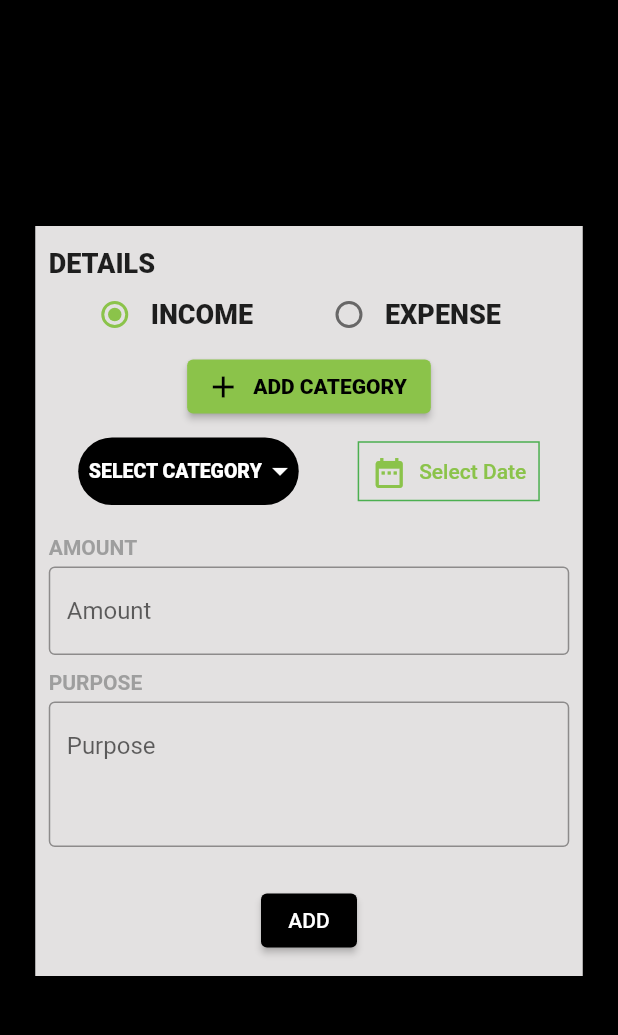
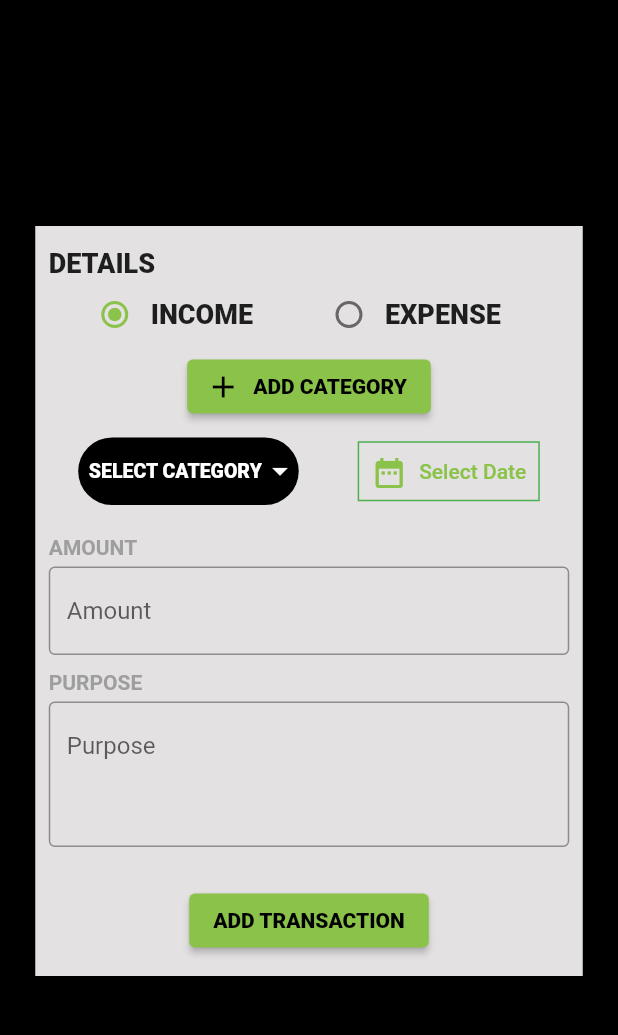
Before and after one commit to REEM-SALEEM/Money_manager, a Flutter app: the BottomNavigationScreen screen opened directly, after a tap on the "add" icon, on a phone screen of 412 x 824 dp, the part 59-1094 px from its top. Run offline on Flutter 3.47's test engine with Material 2 defaults, Android fonts, the phone set to English and light mode, and no system bars; our stand-ins replace flutter_local_notifications, flutter_native_timezone, flutter_slidable, hive_flutter, lottie, rxdart and 4 more; missing offline and left inert: restart_app; accounts and stored records are empty.

Commit message:
first commit

```diff
--- a/lib/chart/screen_chart.dart
+++ b/lib/chart/screen_chart.dart
@@ -1,6 +1,7 @@
 import 'package:flutter/material.dart';
 import 'package:money_manager/chart/widgets/expense.dart';
 import 'package:money_manager/chart/widgets/income.dart';
+import 'package:money_manager/chart/widgets/overall.dart';
 
 class ScreenChart extends StatelessWidget {
   const ScreenChart({super.key});
@@ -8,7 +9,7 @@ class ScreenChart extends StatelessWidget {
   @override
   Widget build(BuildContext context) {
     return DefaultTabController(
-      length: 2,
+      length: 3,
       child: Scaffold(
         backgroundColor: const Color.fromARGB(255, 41, 42, 41),
         appBar: AppBar(
@@ -16,6 +17,8 @@ class ScreenChart extends StatelessWidget {
           centerTitle: true,
           backgroundColor: Colors.black,
           bottom: const TabBar(labelPadding: EdgeInsets.all(10), tabs: [
+            Text('OVERALL',
+                style: TextStyle(fontSize: 17, color: Colors.white)),
             Text('INCOME', style: TextStyle(fontSize: 17, color: Colors.white)),
             Text('EXPENSE',
                 style: TextStyle(fontSize: 17, color: Colors.white)),
@@ -24,6 +27,7 @@ class ScreenChart extends StatelessWidget {
         body: const SizedBox(
           width: 400,
           child: TabBarView(physics: BouncingScrollPhysics(), children: [
+            ScreenOverall(),
             ScreenIncomeChart(),
             ScreenExpenseChart(),
           ]),
--- a/lib/screen_navbar.dart
+++ b/lib/screen_navbar.dart
@@ -39,22 +39,31 @@ class _BottomNavigationScreenState extends State<BottomNavigationScreen> {
       bottomNavigationBar: SizedBox(
         height: 70,
         child: BottomNavigationBar(
+          selectedItemColor: Colors.grey,
           items: const [
             BottomNavigationBarItem(
-                icon: Icon(Icons.home,
-                    size: 25, color: Color.fromARGB(255, 134, 255, 82)),
+                icon: Icon(
+                  Icons.home,
+                  size: 25,
+                ),
                 label: 'Home'),
             BottomNavigationBarItem(
-                icon: Icon(Icons.pie_chart,
-                    size: 25, color: Color.fromARGB(255, 134, 255, 82)),
+                icon: Icon(
+                  Icons.pie_chart,
+                  size: 25,
+                ),
                 label: 'chart'),
             BottomNavigationBarItem(
-                icon: Icon(Icons.category,
-                    size: 25, color: Color.fromARGB(255, 134, 255, 82)),
+                icon: Icon(
+                  Icons.category,
+                  size: 25,
+                ),
                 label: 'category'),
             BottomNavigationBarItem(
-                icon: Icon(Icons.settings,
-                    size: 25, color: Color.fromARGB(255, 134, 255, 82)),
+                icon: Icon(
+                  Icons.settings,
+                  size: 25,
+                ),
                 label: 'settings'),
           ],
           backgroundColor: Colors.black,
--- a/lib/transactions/screen_transactions.dart
+++ b/lib/transactions/screen_transactions.dart
@@ -55,7 +55,7 @@ class _ScreenTransactionsState extends State<ScreenTransactions> {
               textThird1: 'EXPENSE',
               textThird2: '- ₹ '),
           Padding(
-            padding: const EdgeInsets.symmetric(horizontal: 10, vertical: 8),
+            padding: const EdgeInsets.symmetric(horizontal: 10, vertical: 14),
             child: Row(children: [
               const Text('RECENT TRANSACTIONS:',
                   style: TextStyle(
--- a/lib/transactions/widgets/add_transactions.dart
+++ b/lib/transactions/widgets/add_transactions.dart
@@ -252,9 +252,7 @@ class _AddTransactionsState extends State<AddTransactions> {
                       Center(
                         //----Add button
                         child: ElevatedButton(
-                          style: ElevatedButton.styleFrom(
-                            backgroundColor: Colors.black,
-                          ),
+                          style: ElevatedButton.styleFrom(),
                           onPressed: (() {
                             setState(
                               () {
@@ -283,8 +281,7 @@ class _AddTransactionsState extends State<AddTransactions> {
                             );
                           }),
                           child: const Text(
-                            'ADD',
-                            style: TextStyle(color: Colors.white),
+                            'ADD TRANSACTION',style: TextStyle(fontWeight: FontWeight.w900),
                           ),
                         ),
                       )
```
Also changed, not shown: lib/chart/widgets/overall.dart (added, +92 -0 lines), lib/transactions/view/transactions_view.dart (+6 -4 lines).
